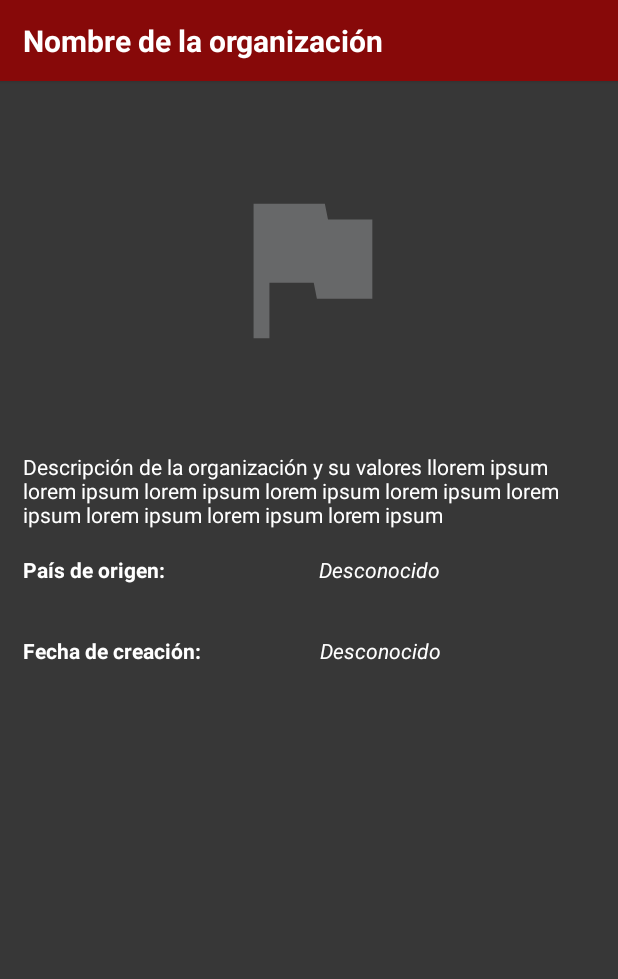
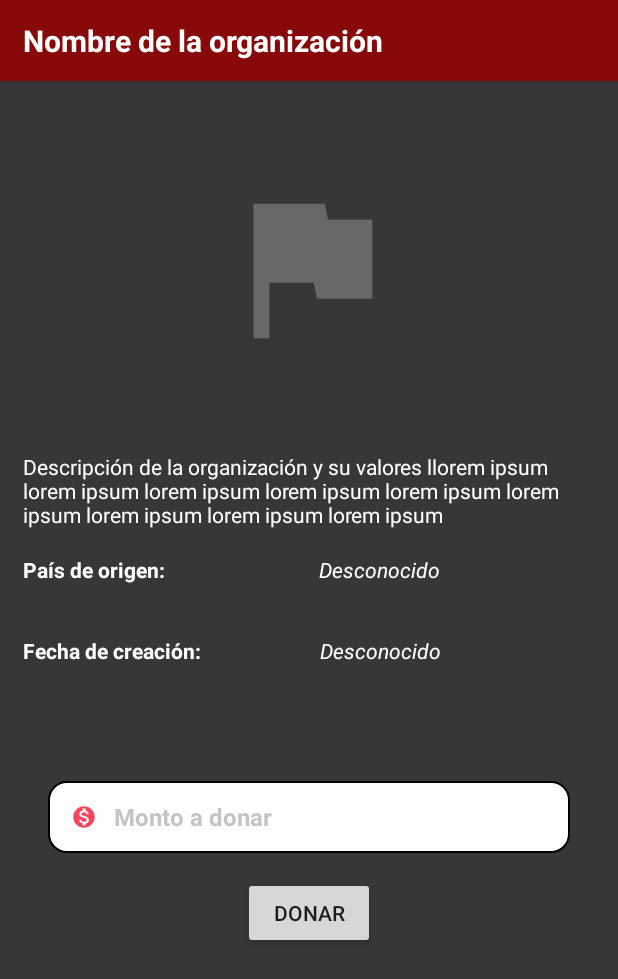
Before and after one commit to joeirigoyen/DonationApp, an Android app: the fragment OrgInfoFragment placed in its activity, on a phone screen of 412 x 824 dp. Shown: the top 979 px of the screen. Run offline under Robolectric (Android 15) with nearby library versions, the phone set to English and light mode, and no system bars; libraries missing offline, so code that uses them is left out: com.paypal.android; 5 statements that could not run were skipped.

Commit message:
Added paypal button

```diff
--- a/app/src/main/java/com/example/securityintegration/Views/Landing/LandingActivity.kt
+++ b/app/src/main/java/com/example/securityintegration/Views/Landing/LandingActivity.kt
@@ -1,10 +1,15 @@
 package com.example.securityintegration.Views.Landing
 
+import android.app.Activity
+import android.content.Intent
 import androidx.appcompat.app.AppCompatActivity
 import android.os.Bundle
+import android.widget.Toast
+import androidx.activity.result.contract.ActivityResultContracts
 import androidx.activity.viewModels
 import com.example.securityintegration.R
 import com.example.securityintegration.ViewModels.Landing.LandingViewModel
+import com.paypal.android.sdk.payments.PaymentActivity
 
 class LandingActivity : AppCompatActivity() {
 
--- a/app/src/main/java/com/example/securityintegration/Views/OrgLookup/OrgInfoFragment.kt
+++ b/app/src/main/java/com/example/securityintegration/Views/OrgLookup/OrgInfoFragment.kt
@@ -1,22 +1,46 @@
 package com.example.securityintegration.Views.OrgLookup
 
+import android.app.Activity
+import android.content.Intent
 import androidx.lifecycle.ViewModelProvider
 import android.os.Bundle
 import androidx.fragment.app.Fragment
 import android.view.LayoutInflater
 import android.view.View
 import android.view.ViewGroup
+import android.widget.Button
+import android.widget.EditText
+import android.widget.Toast
+import androidx.activity.result.contract.ActivityResultContracts
 import androidx.fragment.app.viewModels
 import androidx.navigation.fragment.navArgs
 import com.example.securityintegration.R
 import com.example.securityintegration.ViewModels.OrgLookup.OrgInfoViewModel
 import com.example.securityintegration.databinding.OrgInfoFragmentBinding
+import com.paypal.android.sdk.payments.*
+import java.math.BigDecimal
 
 class OrgInfoFragment : Fragment() {
 
-    private val args : OrgInfoFragmentArgs by navArgs()
+    // Set binding, viewModel and fragment args
     private lateinit var binding : OrgInfoFragmentBinding
     private val viewModel : OrgInfoViewModel by viewModels()
+    private val args : OrgInfoFragmentArgs by navArgs()
+    // Set PayPal configuration
+    val clientKey : String = "Af-trtxiJXuajGbGYbvIC4jEcBLwiysZBd1w2AWSQY-1JZfM3qIqX9oxU5XrOBCBI68EkTnhkgC1eff7"
+    private val config : PayPalConfiguration = PayPalConfiguration().environment(PayPalConfiguration.ENVIRONMENT_SANDBOX).clientId(clientKey)
+    // Set PayPal elements
+    private var amountEdt : EditText? = null
+    private var payPalBtn : Button? = null
+    val resultLauncher = registerForActivityResult(ActivityResultContracts.StartActivityForResult()) { result ->
+        if (result.resultCode == Activity.RESULT_OK) {
+            val data : Intent? = result.data
+            val confirm = data?.getParcelableExtra<Intent>(PaymentActivity.EXTRA_RESULT_CONFIRMATION)
+            if (confirm != null) {
+                println("Good")
+            }
+        }
+    }
 
     override fun onCreateView(
         inflater: LayoutInflater, container: ViewGroup?,
@@ -28,12 +52,31 @@ class OrgInfoFragment : Fragment() {
 
     override fun onViewCreated(view: View, savedInstanceState: Bundle?) {
         super.onViewCreated(view, savedInstanceState)
+        // Set info
         configView()
-        //congObservers()
+        // Set PayPal button
+        amountEdt = requireActivity().findViewById<EditText>(R.id.idEdtAmount)
+        payPalBtn = requireActivity().findViewById<Button>(R.id.idBtnPay)
+        payPalBtn?.setOnClickListener {
+            makePayment(it)
+        }
     }
 
-    private fun configObservers() {
+    private fun makePayment(view: View) {
+        val amount = amountEdt?.text.toString()
+        Toast.makeText(activity, amount, Toast.LENGTH_SHORT).show()
+        val intent = Intent(requireActivity(), PayPalService().javaClass)
 
+        intent.putExtra(PayPalService.EXTRA_PAYPAL_CONFIGURATION, config)
+        requireActivity().startService(intent)
+
+        val payment = PayPalPayment(amount.toBigDecimal(), "USD", "Donación", PayPalPayment.PAYMENT_INTENT_AUTHORIZE)
+        val paymentConfig = Intent(requireActivity(), PaymentActivity().javaClass)
+
+        paymentConfig.putExtra(PayPalService.EXTRA_PAYPAL_CONFIGURATION, config)
+        paymentConfig.putExtra(PaymentActivity.EXTRA_PAYMENT, payment)
+
+        resultLauncher.launch(paymentConfig)
     }
 
     private fun configView() {
--- a/app/src/main/res/layout/main_sign_in_fragment.xml
+++ b/app/src/main/res/layout/main_sign_in_fragment.xml
@@ -149,8 +149,9 @@
         android:layout_marginTop="4dp"
         android:clickable="true"
         android:focusable="true"
+        android:gravity="center_vertical|end"
+        android:minHeight="48dp"
         android:text="@string/olvidaste_tu_contrase_a"
-        android:textAlignment="textEnd"
         android:textColor="#2B92c4"
         android:textSize="16sp"
         android:textStyle="bold"
--- a/app/src/main/res/layout/org_info_fragment.xml
+++ b/app/src/main/res/layout/org_info_fragment.xml
@@ -119,4 +119,45 @@
 
     </LinearLayout>
 
+    <EditText
+        android:id="@+id/idEdtAmount"
+        android:layout_width="match_parent"
+        android:layout_height="wrap_content"
+        android:layout_marginStart="32dp"
+        android:layout_marginEnd="32dp"
+        android:autofillHints="testHint"
+        android:background="@drawable/custom_btn"
+        android:drawableStart="@drawable/ic_donate"
+        android:drawablePadding="8dp"
+        android:ems="15"
+        android:hint="@string/monto_a_donar"
+        android:inputType="numberDecimal"
+        android:minHeight="48dp"
+        android:padding="12dp"
+        android:textColor="#85878B"
+        android:textColorHint="#999B9C9F"
+        android:textSize="16sp"
+        android:textStyle="bold"
+        app:layout_constraintBottom_toBottomOf="parent"
+        app:layout_constraintEnd_toEndOf="parent"
+        app:layout_constraintStart_toStartOf="parent"
+        app:layout_constraintTop_toBottomOf="@+id/linearLayout2"
+        app:layout_constraintVertical_bias="0.19"
+        tools:ignore="TextContrastCheck" />
+
+    <Button
+        android:id="@+id/idBtnPay"
+        android:layout_width="wrap_content"
+        android:layout_height="wrap_content"
+        android:layout_below="@id/idEdtAmount"
+        android:layout_centerInParent="true"
+        android:layout_marginBottom="4dp"
+        android:text="@string/donarbtn"
+        android:onClick="makePayment"
+        app:layout_constraintBottom_toBottomOf="parent"
+        app:layout_constraintEnd_toEndOf="parent"
+        app:layout_constraintStart_toStartOf="parent"
+        app:layout_constraintTop_toBottomOf="@+id/idEdtAmount"
+        app:layout_constraintVertical_bias="0.07999998" />
+
 </androidx.constraintlayout.widget.ConstraintLayout>
--- a/app/src/main/res/values/strings.xml
+++ b/app/src/main/res/values/strings.xml
@@ -96,4 +96,6 @@
     <string name="organizaciones_participantes">Organizaciones participantes</string>
     <string name="eventos_disponibles">Eventos disponibles</string>
     <string name="proyectos_actuales">Proyectos actuales</string>
+    <string name="monto_a_donar">Monto a donar</string>
+    <string name="donarbtn">Donar</string>
 </resources>
```
Also changed, not shown: app/build.gradle (+5 -3 lines).
